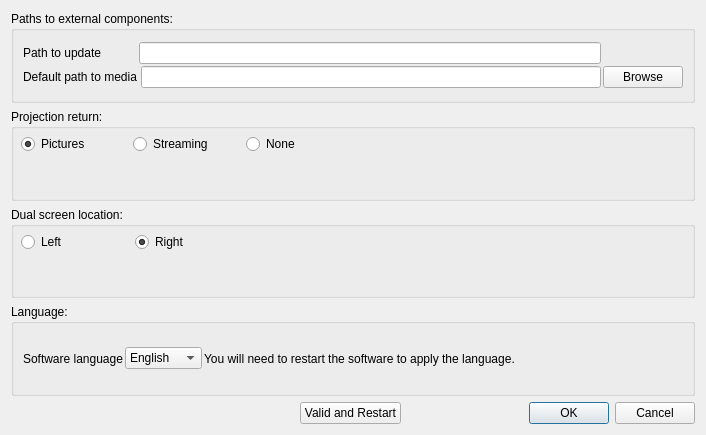
This is src/settingswindow.ui in cinemaouvert/OPP as Qt 5 draws it before an edit. The edited form follows.
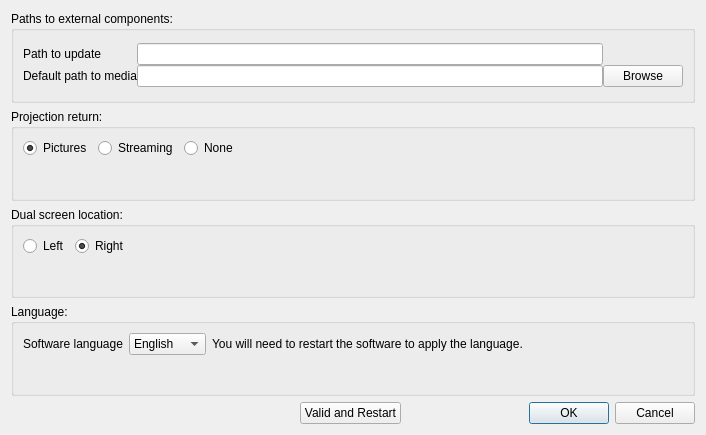
This is the edited form. Icons and pictures are not drawn.

Diff of the .ui file:
```diff
--- a/src/settingswindow.ui
+++ b/src/settingswindow.ui
@@ -22,11 +22,11 @@
      <property name="title">
       <string>Paths to external components:</string>
      </property>
-     <layout class="QVBoxLayout" name="verticalLayout_3">
+     <layout class="QVBoxLayout" name="verticalLayout">
       <item>
        <layout class="QGridLayout" name="gridLayout">
         <property name="spacing">
-         <number>2</number>
+         <number>0</number>
         </property>
         <item row="0" column="1" colspan="2">
          <widget class="QLineEdit" name="lineEdit_UpdatePath">
@@ -76,15 +76,8 @@
      <property name="title">
       <string>Projection return:</string>
      </property>
-     <widget class="QWidget" name="horizontalLayoutWidget_2">
-      <property name="geometry">
-       <rect>
-        <x>10</x>
-        <y>20</y>
-        <width>331</width>
-        <height>31</height>
-       </rect>
-      </property>
+     <layout class="QFormLayout" name="formLayout_2">
+      <item row="0" column="0">
       <layout class="QHBoxLayout" name="horizontalLayout_2">
        <item>
         <widget class="QRadioButton" name="radioButton_Pictures">
@@ -117,7 +110,8 @@
         </widget>
        </item>
       </layout>
-     </widget>
+      </item>
+     </layout>
     </widget>
    </item>
    <item>
@@ -125,15 +119,8 @@
      <property name="title">
       <string>Dual screen location:</string>
      </property>
-     <widget class="QWidget" name="horizontalLayoutWidget">
-      <property name="geometry">
-       <rect>
-        <x>10</x>
-        <y>20</y>
-        <width>221</width>
-        <height>31</height>
-       </rect>
-      </property>
+     <layout class="QFormLayout" name="formLayout">
+      <item row="0" column="0">
       <layout class="QHBoxLayout" name="horizontalLayout">
        <item>
         <widget class="QRadioButton" name="radioButton_locateLeft">
@@ -161,7 +148,8 @@
         </widget>
        </item>
       </layout>
-     </widget>
+      </item>
+     </layout>
     </widget>
    </item>
    <item>
@@ -169,13 +157,10 @@
      <property name="title">
       <string>Language:</string>
      </property>
-     <layout class="QVBoxLayout" name="verticalLayout_4">
-      <item>
-       <layout class="QVBoxLayout" name="verticalLayout">
-        <property name="spacing">
-         <number>2</number>
-        </property>
-        <item>
+     <layout class="QFormLayout" name="formLayout_3">
+      <item row="0" column="0">
+       <layout class="QFormLayout" name="formLayout_4">
+        <item row="0" column="0">
          <layout class="QHBoxLayout" name="horizontalLayout_5">
           <item>
            <widget class="QLabel" name="label_language">
@@ -213,24 +198,8 @@
             </property>
            </widget>
           </item>
-          <item>
-           <spacer name="horizontalSpacer_2">
-            <property name="orientation">
-             <enum>Qt::Horizontal</enum>
-            </property>
-            <property name="sizeHint" stdset="0">
-             <size>
-              <width>40</width>
-              <height>20</height>
-             </size>
-            </property>
-           </spacer>
-          </item>
          </layout>
         </item>
-        <item>
-         <layout class="QHBoxLayout" name="horizontalLayout_3"/>
-        </item>
        </layout>
       </item>
      </layout>
@@ -266,6 +235,9 @@
          <verstretch>0</verstretch>
         </sizepolicy>
        </property>
+       <property name="orientation">
+        <enum>Qt::Horizontal</enum>
+       </property>
        <property name="standardButtons">
         <set>QDialogButtonBox::Cancel|QDialogButtonBox::Ok</set>
        </property>
```
Lines whose indentation alone changed are shown as unchanged.
